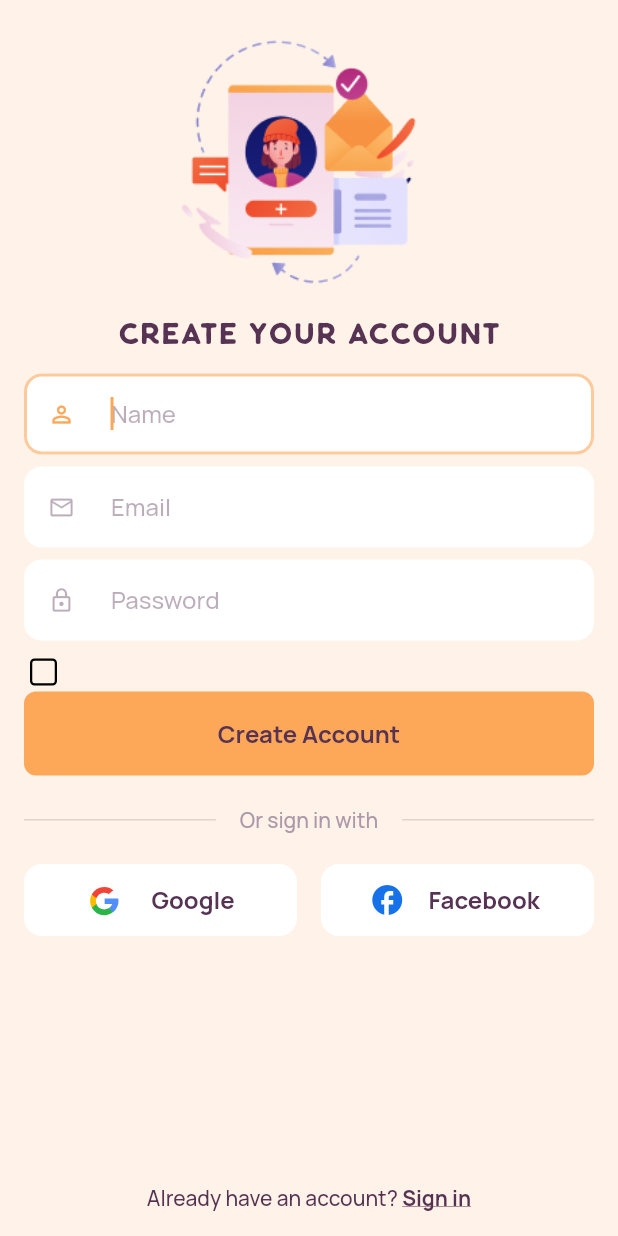
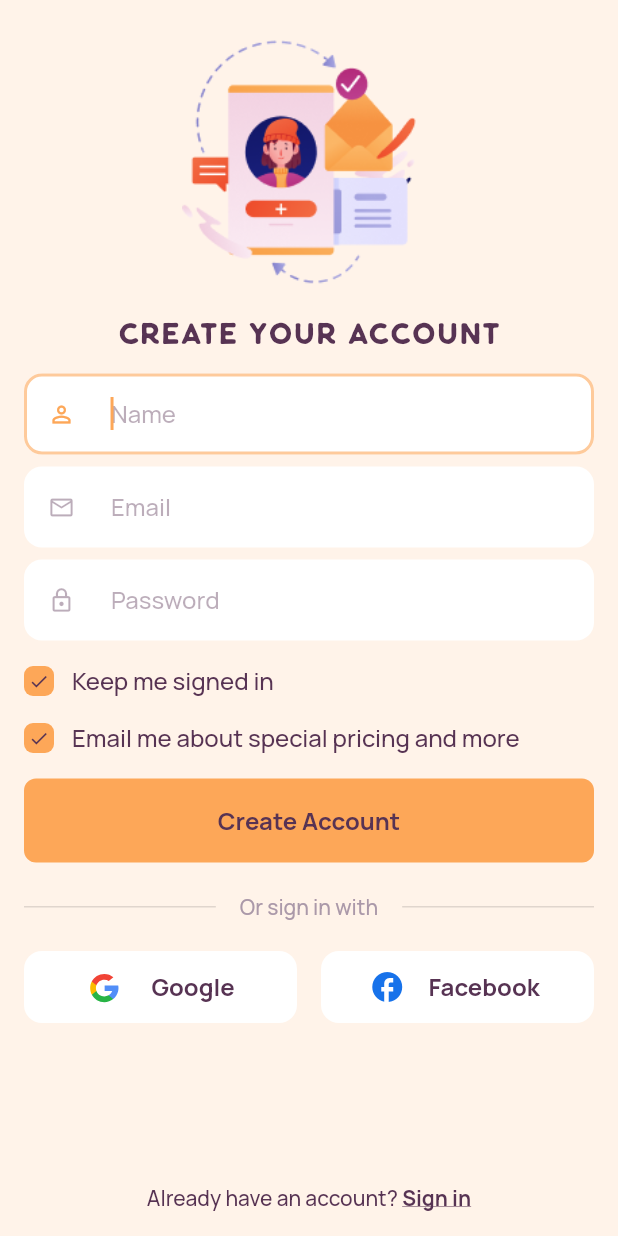
Before and after one commit to diogostein/habit-builder-flutter, a Flutter app: the SignUpPage screen opened by its route, on a phone screen of 412 x 824 dp. Run offline on Flutter 3.47's test engine with Material 2 defaults, Android fonts, the phone set to English and light mode, and no system bars; our stand-ins replace flutter_modular, flutter_svg, form_field_validator.

Commit message:
Cria check box customizado e finaliza tela de cadastro

```diff
--- /dev/null
+++ b/design_system/lib/atomic/molecules/check_box.dart
@@ -0,0 +1,93 @@
+import 'package:flutter/material.dart';
+
+import '../../design_system.dart';
+
+class HBCheckBox extends StatefulWidget {
+  final Function(bool) onChange;
+  final bool? isChecked;
+  final double? size;
+  final double? iconSize;
+  final Color? selectedColor;
+  final Color? selectedIconColor;
+  final Color? borderColor;
+  final Icon? checkIcon;
+  final String? labelText;
+
+  const HBCheckBox({
+    super.key,
+    this.isChecked,
+    required this.onChange,
+    this.size,
+    this.iconSize,
+    this.selectedColor,
+    this.selectedIconColor,
+    this.borderColor,
+    this.checkIcon,
+    this.labelText,
+  });
+
+  @override
+  State<HBCheckBox> createState() => _HBCheckBoxState();
+}
+
+class _HBCheckBoxState extends State<HBCheckBox> {
+  bool _isChecked = false;
+
+  @override
+  void initState() {
+    super.initState();
+    _isChecked = widget.isChecked ?? false;
+  }
+
+  _onTap() {
+    setState(() {
+      _isChecked = !_isChecked;
+      widget.onChange(_isChecked);
+    });
+  }
+
+  @override
+  Widget build(BuildContext context) {
+    return GestureDetector(
+      onTap: _onTap,
+      child: Row(
+        crossAxisAlignment: CrossAxisAlignment.center,
+        children: [
+          AnimatedContainer(
+            duration: HBAnimDuration.normal,
+            curve: Curves.fastLinearToSlowEaseIn,
+            decoration: BoxDecoration(
+              color: _isChecked
+                  ? widget.selectedColor ?? HBMaterialColors.primarySwatch
+                  : Colors.transparent,
+              borderRadius: BorderRadius.circular(6),
+              border: !_isChecked
+                  ? Border.all(
+                      color:
+                          widget.borderColor ?? HBMaterialColors.primarySwatch,
+                      width: 2,
+                    )
+                  : null,
+            ),
+            width: widget.size ?? 20,
+            height: widget.size ?? 20,
+            child: _isChecked
+                ? Icon(
+                    Icons.check,
+                    color: widget.selectedIconColor ??
+                        HBMaterialColors.secondarySwatch,
+                    size: widget.iconSize ?? 14,
+                  )
+                : null,
+          ),
+          widget.labelText != null
+              ? Padding(
+                  padding: const EdgeInsets.only(left: HBSpacings.small),
+                  child: HBText(widget.labelText!),
+                )
+              : const SizedBox(),
+        ],
+      ),
+    );
+  }
+}
--- a/design_system/lib/atomic/molecules/text_form_field.dart
+++ b/design_system/lib/atomic/molecules/text_form_field.dart
@@ -18,6 +18,7 @@ class HBTextFormField extends StatefulWidget {
   final List<TextInputFormatter>? inputFormatters;
   final FormFieldValidator<String>? validator;
   final EdgeInsetsGeometry? margin;
+  final TextCapitalization? textCapitalization;
 
   const HBTextFormField({
     super.key,
@@ -36,6 +37,7 @@ class HBTextFormField extends StatefulWidget {
     this.inputFormatters,
     this.validator,
     this.margin,
+    this.textCapitalization,
   });
 
   const HBTextFormField.email({
@@ -55,6 +57,7 @@ class HBTextFormField extends StatefulWidget {
     this.inputFormatters,
     this.validator,
     this.margin,
+    this.textCapitalization,
   });
 
   const HBTextFormField.password({
@@ -74,6 +77,7 @@ class HBTextFormField extends StatefulWidget {
     this.inputFormatters,
     this.validator,
     this.margin,
+    this.textCapitalization,
   });
 
   @override
@@ -102,6 +106,8 @@ class _HBTextFormFieldState extends State<HBTextFormField> {
           focusNode: widget.focusNode,
           keyboardType: widget.keyboardType,
           textInputAction: widget.textInputAction,
+          textCapitalization:
+              widget.textCapitalization ?? TextCapitalization.none,
           autofocus: widget.autofocus,
           enableInteractiveSelection: widget.enableInteractiveSelection,
           enableSuggestions: widget.enableSuggestions,
--- a/design_system/lib/design_system.dart
+++ b/design_system/lib/design_system.dart
@@ -6,6 +6,7 @@ export 'atomic/atoms/flat_card.dart';
 export 'atomic/atoms/image.dart';
 export 'atomic/atoms/tab.dart';
 export 'atomic/atoms/text.dart';
+export 'atomic/molecules/check_box.dart';
 export 'atomic/molecules/header_bar.dart';
 export 'atomic/molecules/social_button.dart';
 export 'atomic/molecules/text_form_field.dart';
--- a/habit_builder/lib/src/modules/authentication/ui/signup/sign_up_page.dart
+++ b/habit_builder/lib/src/modules/authentication/ui/signup/sign_up_page.dart
@@ -1,9 +1,10 @@
 import 'package:design_system/design_system.dart';
 import 'package:flutter/material.dart';
 import 'package:flutter_modular/flutter_modular.dart';
-import 'package:form_field_validator/form_field_validator.dart';
 
-import '../../../../core/validator_provider.dart';
+import 'widgets/sign_up_divider.dart';
+import 'widgets/sign_up_form.dart';
+import 'widgets/sign_up_social.dart';
 
 class SignUpPage extends StatefulWidget {
   const SignUpPage({Key? key}) : super(key: key);
@@ -13,10 +14,6 @@ class SignUpPage extends StatefulWidget {
 }
 
 class _SignUpPageState extends State<SignUpPage> {
-  final _focusName = FocusNode();
-  final _focusEmail = FocusNode();
-  final _focusPassword = FocusNode();
-
   @override
   Widget build(BuildContext context) {
     return HBScaffold(
@@ -30,83 +27,9 @@ class _SignUpPageState extends State<SignUpPage> {
           ),
           const SizedBox(height: HBSpacings.regular),
           HBText.headline3('Create your account'),
-          Form(
-            child: Padding(
-              padding: const EdgeInsets.all(HBSpacings.regular),
-              child: Column(
-                crossAxisAlignment: CrossAxisAlignment.stretch,
-                children: [
-                  HBTextFormField(
-                    focusNode: _focusName,
-                    autofocus: true,
-                    hintText: 'Name',
-                    prefixIcon: Icons.person_outline,
-                    textInputAction: TextInputAction.next,
-                    keyboardType: TextInputType.name,
-                    validator: ValidatorProvider.required(),
-                    onEditingComplete: () => _focusEmail.requestFocus(),
-                  ),
-                  HBTextFormField.email(
-                    focusNode: _focusEmail,
-                    textInputAction: TextInputAction.next,
-                    validator: MultiValidator([
-                      ValidatorProvider.required(),
-                      ValidatorProvider.email(),
-                    ]),
-                    onEditingComplete: () => _focusPassword.requestFocus(),
-                  ),
-                  HBTextFormField.password(
-                    focusNode: _focusPassword,
-                    textInputAction: TextInputAction.done,
-                    validator: MultiValidator([
-                      ValidatorProvider.required(),
-                      ValidatorProvider.minLength(4),
-                    ]),
-                  ),
-                  CustomCheckbox(onChange: (selected) {}),
-                  HBButton('Create Account', onPressed: () {}),
-                ],
-              ),
-            ),
-          ),
-          Padding(
-            padding: const EdgeInsets.symmetric(
-              horizontal: HBSpacings.regular,
-              vertical: HBSpacings.xxSmall,
-            ),
-            child: Row(
-              children: [
-                const Expanded(child: Divider(thickness: 1)),
-                Padding(
-                  padding: const EdgeInsets.symmetric(
-                    horizontal: HBSpacings.regular,
-                  ),
-                  child: HBText(
-                    'Or sign in with',
-                    style: HBTextStyles.small.copyWith(
-                      color: HBMaterialColors.secondarySwatch.shade50,
-                    ),
-                  ),
-                ),
-                const Expanded(child: Divider(thickness: 1)),
-              ],
-            ),
-          ),
-          Padding(
-            padding: const EdgeInsets.all(HBSpacings.regular),
-            child: Row(
-              mainAxisSize: MainAxisSize.max,
-              children: [
-                Expanded(
-                  child: HBSocialButton.google('Google', onPressed: () {}),
-                ),
-                const SizedBox(width: HBSpacings.regular),
-                Expanded(
-                  child: HBSocialButton.facebook('Facebook', onPressed: () {}),
-                ),
-              ],
-            ),
-          ),
+          const SignUpForm(),
+          const SignUpDivider(),
+          const SignUpSocial(),
           const Expanded(child: SizedBox(height: HBSpacings.regular)),
           HBTextWithLinkButton(
             onLinkTap: () => Modular.to.pop(),
@@ -119,77 +42,3 @@ class _SignUpPageState extends State<SignUpPage> {
     );
   }
 }
-
-class CustomCheckbox extends StatefulWidget {
-  final Function(bool) onChange;
-  final bool? isChecked;
-  final double? size;
-  final double? iconSize;
-  final Color? selectedColor;
-  final Color? selectedIconColor;
-  final Color? borderColor;
-  final Icon? checkIcon;
-
-  const CustomCheckbox({
-    super.key,
-    this.isChecked,
-    required this.onChange,
-    this.size,
-    this.iconSize,
-    this.selectedColor,
-    this.selectedIconColor,
-    this.borderColor,
-    this.checkIcon,
-  });
-
-  @override
-  _CustomCheckboxState createState() => _CustomCheckboxState();
-}
-
-class _CustomCheckboxState extends State<CustomCheckbox> {
-  bool _isSelected = false;
-
-  @override
-  void initState() {
-    _isSelected = widget.isChecked ?? false;
-    super.initState();
-  }
-
-  @override
-  Widget build(BuildContext context) {
-    return GestureDetector(
-      onTap: () {
-        setState(() {
-          _isSelected = !_isSelected;
-          widget.onChange(_isSelected);
-        });
-      },
-      child: Align(
-        alignment: Alignment.centerLeft,
-        child: AnimatedContainer(
-          margin: const EdgeInsets.all(4),
-          duration: const Duration(milliseconds: 500),
-          curve: Curves.fastLinearToSlowEaseIn,
-          decoration: BoxDecoration(
-              color: _isSelected
-                  ? widget.selectedColor ?? Colors.blue
-                  : Colors.transparent,
-              borderRadius: BorderRadius.circular(3.0),
-              border: Border.all(
-                color: widget.borderColor ?? Colors.black,
-                width: 1.5,
-              )),
-          width: widget.size ?? 18,
-          height: widget.size ?? 18,
-          child: _isSelected
-              ? Icon(
-                  Icons.check,
-                  color: widget.selectedIconColor ?? Colors.white,
-                  size: widget.iconSize ?? 14,
-                )
-              : null,
-        ),
-      ),
-    );
-  }
-}
--- /dev/null
+++ b/habit_builder/lib/src/modules/authentication/ui/signup/widgets/sign_up_divider.dart
@@ -0,0 +1,33 @@
+import 'package:design_system/design_system.dart';
+import 'package:flutter/material.dart';
+
+class SignUpDivider extends StatelessWidget {
+  const SignUpDivider({Key? key}) : super(key: key);
+
+  @override
+  Widget build(BuildContext context) {
+    return Padding(
+      padding: const EdgeInsets.symmetric(
+        horizontal: HBSpacings.regular,
+        vertical: HBSpacings.xxSmall,
+      ),
+      child: Row(
+        children: [
+          const Expanded(child: Divider(thickness: 1)),
+          Padding(
+            padding: const EdgeInsets.symmetric(
+              horizontal: HBSpacings.regular,
+            ),
+            child: HBText(
+              'Or sign in with',
+              style: HBTextStyles.small.copyWith(
+                color: HBMaterialColors.secondarySwatch.shade50,
+              ),
+            ),
+          ),
+          const Expanded(child: Divider(thickness: 1)),
+        ],
+      ),
+    );
+  }
+}
--- /dev/null
+++ b/habit_builder/lib/src/modules/authentication/ui/signup/widgets/sign_up_form.dart
@@ -0,0 +1,88 @@
+import 'package:design_system/design_system.dart';
+import 'package:flutter/material.dart';
+import 'package:flutter_modular/flutter_modular.dart';
+import 'package:form_field_validator/form_field_validator.dart';
+import 'package:habit_builder/src/widgets/show_snack_bar.dart';
+
+import '../../../../../core/validator_provider.dart';
+
+class SignUpForm extends StatefulWidget {
+  const SignUpForm({Key? key}) : super(key: key);
+
+  @override
+  State<SignUpForm> createState() => _SignUpFormState();
+}
+
+class _SignUpFormState extends State<SignUpForm> {
+  final _formKey = GlobalKey<FormState>();
+  final _focusName = FocusNode();
+  final _focusEmail = FocusNode();
+  final _focusPassword = FocusNode();
+
+  _onCreateAccount() {
+    if (_formKey.currentState?.validate() == true) {
+      showSnackBar(context: context, message: 'Account created successfully!');
+      Modular.to.pop();
+    }
+  }
+
+  @override
+  Widget build(BuildContext context) {
+    return Form(
+      key: _formKey,
+      child: Padding(
+        padding: const EdgeInsets.all(HBSpacings.regular),
+        child: Column(
+          crossAxisAlignment: CrossAxisAlignment.stretch,
+          children: [
+            HBTextFormField(
+              focusNode: _focusName,
+              autofocus: true,
+              hintText: 'Name',
+              prefixIcon: Icons.person_outline,
+              textInputAction: TextInputAction.next,
+              keyboardType: TextInputType.name,
+              textCapitalization: TextCapitalization.words,
+              validator: ValidatorProvider.required(),
+              onEditingComplete: () => _focusEmail.requestFocus(),
+            ),
+            HBTextFormField.email(
+              focusNode: _focusEmail,
+              textInputAction: TextInputAction.next,
+              validator: MultiValidator([
+                ValidatorProvider.required(),
+                ValidatorProvider.email(),
+              ]),
+              onEditingComplete: () => _focusPassword.requestFocus(),
+            ),
+            HBTextFormField.password(
+              focusNode: _focusPassword,
+              textInputAction: TextInputAction.done,
+              validator: MultiValidator([
+                ValidatorProvider.required(),
+                ValidatorProvider.minLength(4),
+              ]),
+            ),
+            const SizedBox(height: HBSpacings.xSmall),
+            HBCheckBox(
+              onChange: (isChecked) {},
+              isChecked: true,
+              labelText: 'Keep me signed in',
+            ),
+            const SizedBox(height: HBSpacings.regular),
+            HBCheckBox(
+              onChange: (isChecked) {},
+              isChecked: true,
+              labelText: 'Email me about special pricing and more',
+            ),
+            const SizedBox(height: HBSpacings.regular),
+            HBButton(
+              'Create Account',
+              onPressed: _onCreateAccount,
+            ),
+          ],
+        ),
+      ),
+    );
+  }
+}
--- /dev/null
+++ b/habit_builder/lib/src/modules/authentication/ui/signup/widgets/sign_up_social.dart
@@ -0,0 +1,25 @@
+import 'package:design_system/design_system.dart';
+import 'package:flutter/material.dart';
+
+class SignUpSocial extends StatelessWidget {
+  const SignUpSocial({Key? key}) : super(key: key);
+
+  @override
+  Widget build(BuildContext context) {
+    return Padding(
+      padding: const EdgeInsets.all(HBSpacings.regular),
+      child: Row(
+        mainAxisSize: MainAxisSize.max,
+        children: [
+          Expanded(
+            child: HBSocialButton.google('Google', onPressed: () {}),
+          ),
+          const SizedBox(width: HBSpacings.regular),
+          Expanded(
+            child: HBSocialButton.facebook('Facebook', onPressed: () {}),
+          ),
+        ],
+      ),
+    );
+  }
+}
```
